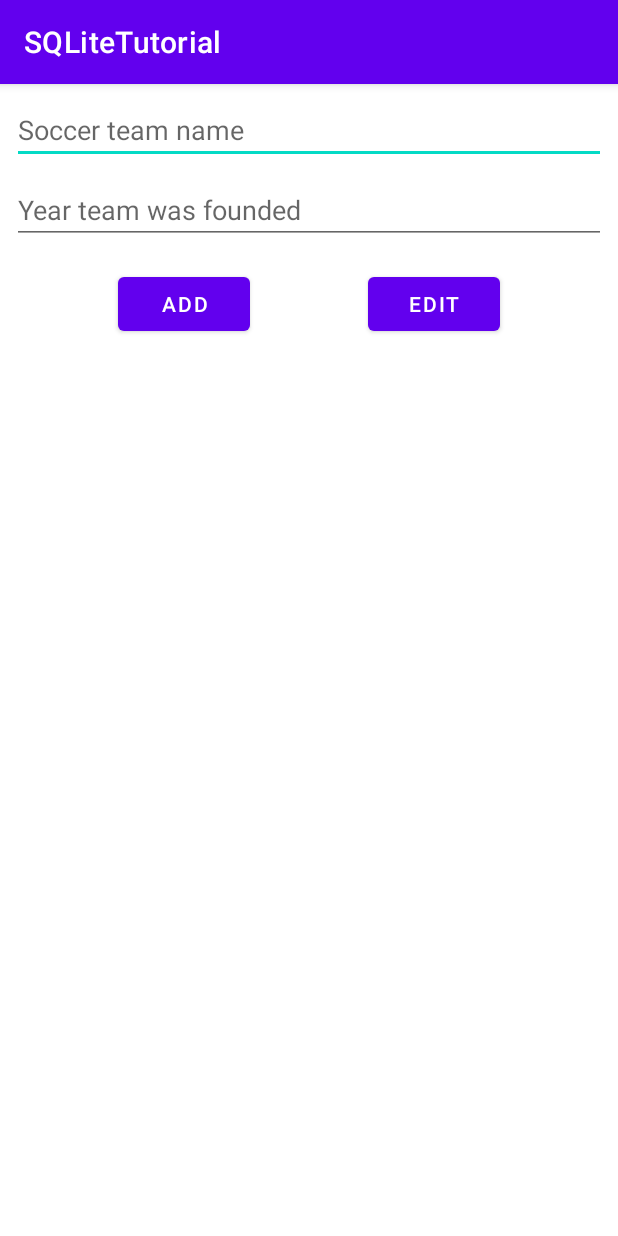
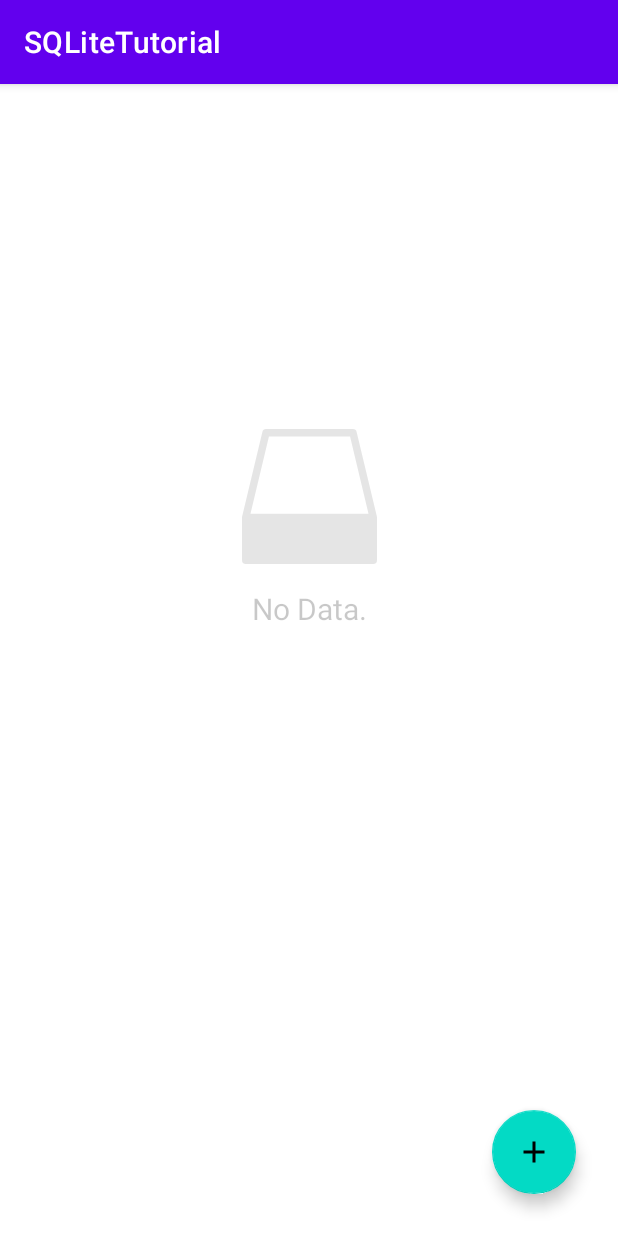
Before and after one commit to eduardogeisel/SQLiteAS, an Android app: the screen it shows after launch (MainActivity), on a phone screen of 412 x 824 dp. Run offline under Robolectric (Android 15) with nearby library versions, the phone set to English and light mode, and no system bars; 2 statements that could not run were skipped.

Commit message:
Updating activities

```diff
--- a/app/src/main/java/com/example/sqlitetutorial/DatabaseHelper.java
+++ b/app/src/main/java/com/example/sqlitetutorial/DatabaseHelper.java
@@ -6,121 +6,86 @@ import android.database.Cursor;
 import android.database.sqlite.SQLiteDatabase;
 import android.database.sqlite.SQLiteOpenHelper;
 import android.widget.Toast;
-
 import androidx.annotation.Nullable;
 
-import java.util.ArrayList;
-import java.util.List;
-
-public class DatabaseHelper extends SQLiteOpenHelper {
+class DatabaseHelper extends SQLiteOpenHelper {
 
     private Context context;
-    private static final String DATABASE_NAME = "teams.db";
+    private static final String DATABASE_NAME = "Teams.db";
     private static final int DATABASE_VERSION = 1;
-    public static final String TABLE_NAME = "TEAM_TABLE";
-    public static final String COLUMN_TEAM_NAME = "TEAM_NAME";
-    public static final String COLUMN_TEAM_SINCE = "TEAM_SINCE";
-    public static final String COLUMN_ID = "ID";
 
+    private static final String TABLE_NAME = "my_teams";
+    private static final String COLUMN_ID = "_id";
+    private static final String COLUMN_NAME = "team_name";
+    private static final String COLUMN_YEAR = "team_year";
 
-    public DatabaseHelper(@Nullable Context context) {
+    DatabaseHelper(@Nullable Context context) {
         super(context, DATABASE_NAME, null, DATABASE_VERSION);
+        this.context = context;
     }
 
-    //this is called the first time a database is accessed. There should be code here to create a new database
     @Override
     public void onCreate(SQLiteDatabase db) {
-        String createTableStatement = "CREATE TABLE " + TABLE_NAME + " (" + COLUMN_ID + " INTEGER PRIMARY KEY AUTOINCREMENT, "
-                + COLUMN_TEAM_NAME + " TEXT, " + COLUMN_TEAM_SINCE + " INT)";
-
-        db.execSQL(createTableStatement);
+        String query = "CREATE TABLE " + TABLE_NAME +
+                " (" + COLUMN_ID + " INTEGER PRIMARY KEY AUTOINCREMENT, " +
+                COLUMN_NAME + " TEXT, " +
+                COLUMN_YEAR + " INTEGER);";
+        db.execSQL(query);
     }
-
-    //this is called if the database version number changes
     @Override
-    public void onUpgrade(SQLiteDatabase db, int oldVersion, int newVersion) {
+    public void onUpgrade(SQLiteDatabase db, int i, int i1) {
         db.execSQL("DROP TABLE IF EXISTS " + TABLE_NAME);
         onCreate(db);
     }
 
-    public boolean addOne (TeamModel teamModel){
-
+    void addTeam(String name, int year){
         SQLiteDatabase db = this.getWritableDatabase();
         ContentValues cv = new ContentValues();
 
-        cv.put(COLUMN_TEAM_NAME, teamModel.getTeamName());
-        cv.put(COLUMN_TEAM_SINCE, teamModel.getYearFounded());
-
-        long insert = db.insert(TABLE_NAME, null, cv);
-        if (insert == -1){
-            return false;
-        }
-        else {
-            return true;
-        }
-    }
-
-    public List<TeamModel> getAllTeams(){
-
-        List<TeamModel> returnList = new ArrayList<>();
-
-        String queryStr = "SELECT * FROM " + TABLE_NAME;
-
-        SQLiteDatabase db = this.getReadableDatabase();
-
-        Cursor cursor = db.rawQuery(queryStr, null);
-
-        if(cursor.moveToFirst()) {
-            do {
-                int teamID = cursor.getInt(0);
-                String teamName = cursor.getString(1);
-                int yearFounded = cursor.getInt(2);
-
-                TeamModel newTeam = new TeamModel(teamID, teamName, yearFounded);
-                returnList.add(newTeam);
-
-            } while (cursor.moveToNext());
-
-        }
-        else {
-            //failed, do nothing
-        }
-
-        //close both cursor and db
-        cursor.close();
-        db.close();
-
-        return returnList;
-    }
-
-    //delete method
-    public boolean deleteTeam(TeamModel teamModel){
-
-        SQLiteDatabase db = this.getWritableDatabase();
-        String queryStr = "DELETE FROM " + TABLE_NAME + " WHERE " + COLUMN_ID + " = " + teamModel.getId();
-
-        Cursor cursor = db.rawQuery(queryStr, null);
-        if(cursor.moveToFirst()){
-            return true;
-        }
-        else{
-            return false;
-        }
-    }
-
-    //update method
-    public void update(String id, String teamName, String teamYear){
-        SQLiteDatabase db = this.getWritableDatabase();
-        ContentValues cv = new ContentValues();
-        cv.put(COLUMN_TEAM_NAME, teamName);
-        cv.put(COLUMN_TEAM_SINCE, teamYear);
-
-        long result = db.update(TABLE_NAME, cv, "ID=?", new String[]{id});
+        cv.put(COLUMN_NAME, name);
+        cv.put(COLUMN_YEAR, year);
+        long result = db.insert(TABLE_NAME,null, cv);
         if(result == -1){
             Toast.makeText(context, "Failed", Toast.LENGTH_SHORT).show();
         }else {
             Toast.makeText(context, "Added Successfully!", Toast.LENGTH_SHORT).show();
         }
+    }
+
+    Cursor readAllData(){
+        String query = "SELECT * FROM " + TABLE_NAME;
+        SQLiteDatabase db = this.getReadableDatabase();
+
+        Cursor cursor = null;
+        if(db != null){
+            cursor = db.rawQuery(query, null);
+        }
+        return cursor;
+    }
+
+    void updateData(String row_id, String name, String year){
+        SQLiteDatabase db = this.getWritableDatabase();
+        ContentValues cv = new ContentValues();
+        cv.put(COLUMN_NAME, name);
+        cv.put(COLUMN_YEAR, year);
+
+        long result = db.update(TABLE_NAME, cv, "_id=?", new String[]{row_id});
+        if(result == -1){
+            Toast.makeText(context, "Failed", Toast.LENGTH_SHORT).show();
+        }else {
+            Toast.makeText(context, "Updated Successfully!", Toast.LENGTH_SHORT).show();
+        }
 
     }
+
+    void deleteOneRow(String row_id){
+        SQLiteDatabase db = this.getWritableDatabase();
+        long result = db.delete(TABLE_NAME, "_id=?", new String[]{row_id});
+        if(result == -1){
+            Toast.makeText(context, "Failed to Delete.", Toast.LENGTH_SHORT).show();
+        }else{
+            Toast.makeText(context, "Successfully Deleted.", Toast.LENGTH_SHORT).show();
+        }
+    }
+
 }
--- a/app/src/main/java/com/example/sqlitetutorial/MainActivity.java
+++ b/app/src/main/java/com/example/sqlitetutorial/MainActivity.java
@@ -1,85 +1,83 @@
 package com.example.sqlitetutorial;
 
+import androidx.annotation.Nullable;
 import androidx.appcompat.app.AppCompatActivity;
+import androidx.recyclerview.widget.LinearLayoutManager;
+import androidx.recyclerview.widget.RecyclerView;
 
 import android.content.Intent;
+import android.database.Cursor;
 import android.os.Bundle;
 import android.view.View;
-import android.widget.AdapterView;
-import android.widget.ArrayAdapter;
-import android.widget.Button;
-import android.widget.EditText;
-import android.widget.ListView;
-import android.widget.Toast;
+import android.widget.ImageView;
+import android.widget.TextView;
+
+import com.google.android.material.floatingactionbutton.FloatingActionButton;
+
+import java.util.ArrayList;
 
 public class MainActivity extends AppCompatActivity {
 
-    EditText etTeamName, etTeamYear;
-    Button btnAdd, btnEdit;
-    ListView lvTeams;
-    ArrayAdapter teamArrayAdapter;
-    DatabaseHelper databaseHelper;
+    RecyclerView recyclerView;
+    FloatingActionButton add_button;
+    ImageView empty_imageview;
+    TextView no_data;
+
+    DatabaseHelper myDB;
+    ArrayList<String> team_id, team_name, team_year;
+    RecyclerAdapter recyclerAdapter;
 
     @Override
     protected void onCreate(Bundle savedInstanceState) {
         super.onCreate(savedInstanceState);
         setContentView(R.layout.activity_main);
 
-        btnAdd = findViewById(R.id.btnAdd);
-        btnEdit = findViewById(R.id.btnEdit);
-        lvTeams = findViewById(R.id.lvTeams);
-        etTeamName = findViewById(R.id.etTeamName);
-        etTeamYear = findViewById(R.id.etTeamYear);
-
-        databaseHelper = new DatabaseHelper(MainActivity.this);
-
-        //click listeners
-        btnAdd.setOnClickListener(new View.OnClickListener() {
+        recyclerView = findViewById(R.id.recyclerView);
+        add_button = findViewById(R.id.btn_add);
+        empty_imageview = findViewById(R.id.empty_imageview);
+        no_data = findViewById(R.id.no_data);
+        add_button.setOnClickListener(new View.OnClickListener() {
             @Override
-            public void onClick(View v) {
-
-                TeamModel teamModel;
-
-                try{
-                   teamModel = new TeamModel(-1, etTeamName.getText().toString(), Integer.parseInt(etTeamYear.getText().toString()));
-                } catch (Exception e) {
-                    Toast.makeText(MainActivity.this, "Error adding team", Toast.LENGTH_SHORT).show();
-                    teamModel = new TeamModel(-1, "error", 0);
-                }
-
-                DatabaseHelper databaseHelper = new DatabaseHelper(MainActivity.this);
-
-                databaseHelper.addOne(teamModel);
-
-                ShowTeamOnListView(databaseHelper);
+            public void onClick(View view) {
+                Intent intent = new Intent(MainActivity.this, AddActivity.class);
+                startActivity(intent);
             }
         });
 
-        btnEdit.setOnClickListener(new View.OnClickListener() {
-            @Override
-            public void onClick(View v) {
+        myDB = new DatabaseHelper(MainActivity.this);
+        team_id = new ArrayList<>();
+        team_name = new ArrayList<>();
+        team_year = new ArrayList<>();
 
-                Intent i = new Intent(MainActivity.this, UpdateActivity.class);
-                startActivity(i);
-            }
-        });
+        storeDataInArrays();
 
-        //Calling these inside onCreate to show list as soon as app is opened
-        ShowTeamOnListView(databaseHelper);
+        recyclerAdapter = new RecyclerAdapter(MainActivity.this,this, team_id, team_name, team_year);
+        recyclerView.setAdapter(recyclerAdapter);
+        recyclerView.setLayoutManager(new LinearLayoutManager(MainActivity.this));
 
-        lvTeams.setOnItemClickListener(new AdapterView.OnItemClickListener() {
-            @Override
-            public void onItemClick(AdapterView<?> parent, View view, int position, long id) {
-                TeamModel clickedTeam = (TeamModel) parent.getItemAtPosition(position);
-                databaseHelper.deleteTeam(clickedTeam);
-                ShowTeamOnListView(databaseHelper);
-                Toast.makeText(MainActivity.this, "Deleted " + clickedTeam.toString(), Toast.LENGTH_SHORT).show();
-            }
-        });
     }
 
-    private void ShowTeamOnListView(DatabaseHelper databaseHelper) {
-        teamArrayAdapter = new ArrayAdapter<TeamModel>(MainActivity.this, android.R.layout.simple_list_item_1, databaseHelper.getAllTeams());
-        lvTeams.setAdapter(teamArrayAdapter);
+    @Override
+    protected void onActivityResult(int requestCode, int resultCode, @Nullable Intent data) {
+        super.onActivityResult(requestCode, resultCode, data);
+        if(requestCode == 1){
+            recreate();
+        }
+    }
+
+    void storeDataInArrays(){
+        Cursor cursor = myDB.readAllData();
+        if(cursor.getCount() == 0){
+            empty_imageview.setVisibility(View.VISIBLE);
+            no_data.setVisibility(View.VISIBLE);
+        }else{
+            while (cursor.moveToNext()){
+                team_id.add(cursor.getString(0));
+                team_name.add(cursor.getString(1));
+                team_year.add(cursor.getString(2));
+            }
+            empty_imageview.setVisibility(View.GONE);
+            no_data.setVisibility(View.GONE);
+        }
     }
 }
--- a/app/src/main/res/layout/activity_main.xml
+++ b/app/src/main/res/layout/activity_main.xml
@@ -1,66 +1,58 @@
 <?xml version="1.0" encoding="utf-8"?>
-<androidx.constraintlayout.widget.ConstraintLayout xmlns:android="http://schemas.android.com/apk/res/android"
+<androidx.constraintlayout.widget.ConstraintLayout
+    xmlns:android="http://schemas.android.com/apk/res/android"
     xmlns:app="http://schemas.android.com/apk/res-auto"
     xmlns:tools="http://schemas.android.com/tools"
     android:layout_width="match_parent"
     android:layout_height="match_parent"
     tools:context=".MainActivity">
 
-    <EditText
-        android:id="@+id/etTeamName"
-        android:layout_width="0dp"
+    <com.google.android.material.floatingactionbutton.FloatingActionButton
+        android:id="@+id/btn_add"
+        android:layout_width="wrap_content"
         android:layout_height="wrap_content"
-        android:layout_marginStart="8dp"
-        android:layout_marginTop="8dp"
-        android:layout_marginEnd="8dp"
-        android:ems="10"
-        android:inputType="textPersonName"
+        android:layout_marginEnd="28dp"
+        android:layout_marginRight="28dp"
+        android:layout_marginBottom="28dp"
+        android:clickable="true"
+        android:focusable="true"
+        app:layout_constraintBottom_toBottomOf="parent"
+        app:layout_constraintEnd_toEndOf="parent"
+        app:srcCompat="@drawable/ic_add" />
+
+    <androidx.recyclerview.widget.RecyclerView
+        android:id="@+id/recyclerView"
+        android:paddingTop="?attr/actionBarSize"
+        android:layout_width="409dp"
+        android:layout_height="729dp"
+        app:layout_constraintBottom_toBottomOf="parent"
+        app:layout_constraintEnd_toEndOf="parent"
+        app:layout_constraintStart_toStartOf="parent"
+        app:layout_constraintTop_toTopOf="parent" />
+
+    <ImageView
+        android:id="@+id/empty_imageview"
+        android:layout_width="wrap_content"
+        android:layout_height="wrap_content"
+        android:layout_marginTop="230dp"
+        android:alpha="0.1"
+        android:visibility="gone"
         app:layout_constraintEnd_toEndOf="parent"
         app:layout_constraintStart_toStartOf="parent"
         app:layout_constraintTop_toTopOf="parent"
-        android:hint="@string/soccer_team"/>
+        app:srcCompat="@drawable/ic_empty" />
 
-    <EditText
-        android:id="@+id/etTeamYear"
-        android:layout_width="0dp"
-        android:layout_height="wrap_content"
-        android:layout_marginStart="8dp"
-        android:layout_marginTop="8dp"
-        android:layout_marginEnd="8dp"
-        android:ems="10"
-        android:inputType="number"
-        app:layout_constraintEnd_toEndOf="parent"
-        app:layout_constraintStart_toStartOf="parent"
-        app:layout_constraintTop_toBottomOf="@+id/etTeamName"
-        android:hint="@string/year_founded"/>
-
-    <Button
-        android:id="@+id/btnAdd"
+    <TextView
+        android:id="@+id/no_data"
         android:layout_width="wrap_content"
         android:layout_height="wrap_content"
         android:layout_marginTop="16dp"
-        android:text="@string/add"
-        app:layout_constraintEnd_toStartOf="@+id/btnEdit"
-        app:layout_constraintStart_toStartOf="parent"
-        app:layout_constraintTop_toBottomOf="@+id/etTeamYear" />
-
-    <Button
-        android:id="@+id/btnEdit"
-        android:layout_width="wrap_content"
-        android:layout_height="wrap_content"
-        android:layout_marginTop="16dp"
-        android:text="@string/edit_team"
-        app:layout_constraintEnd_toEndOf="parent"
-        app:layout_constraintStart_toEndOf="@+id/btnAdd"
-        app:layout_constraintTop_toBottomOf="@+id/etTeamYear" />
-
-    <ListView
-        android:id="@+id/lvTeams"
-        android:layout_width="0dp"
-        android:layout_height="0dp"
-        app:layout_constraintBottom_toBottomOf="parent"
+        android:text="No Data."
+        android:textSize="20sp"
+        android:alpha="0.4"
+        android:visibility="gone"
         app:layout_constraintEnd_toEndOf="parent"
         app:layout_constraintStart_toStartOf="parent"
-        app:layout_constraintTop_toBottomOf="@+id/btnAdd" />
+        app:layout_constraintTop_toBottomOf="@+id/empty_imageview" />
 
 </androidx.constraintlayout.widget.ConstraintLayout>
```
Also changed, not shown: app/src/main/java/com/example/sqlitetutorial/UpdateActivity.java (+68 -22 lines), app/src/main/res/layout/activity_update.xml (renamed from app/src/main/res/layout/activity_edit.xml).
